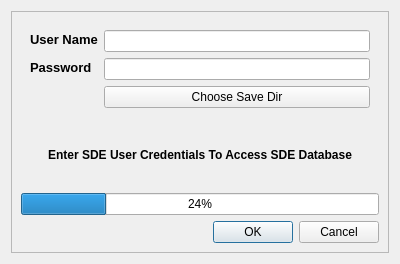
inkenbrandt/wqxsde, file wqxsde/sdelog.ui: the form before one commit.
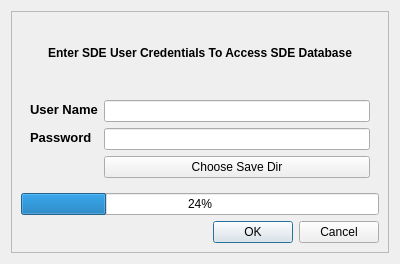
The form after the commit.

Patch:
```diff
--- a/wqxsde/sdelog.ui
+++ b/wqxsde/sdelog.ui
@@ -23,6 +23,16 @@
       <enum>QFrame::Raised</enum>
      </property>
      <layout class="QVBoxLayout" name="verticalLayout">
+      <item>
+       <widget class="QLabel" name="label_3">
+        <property name="text">
+         <string>&lt;html&gt;&lt;head/&gt;&lt;body&gt;&lt;p align=&quot;center&quot;&gt;&lt;span style=&quot; font-weight:600;&quot;&gt;Enter SDE User Credentials To Access SDE Database&lt;/span&gt;&lt;/p&gt;&lt;/body&gt;&lt;/html&gt;</string>
+        </property>
+        <property name="wordWrap">
+         <bool>true</bool>
+        </property>
+       </widget>
+      </item>
       <item>
        <widget class="QWidget" name="widget" native="true">
         <layout class="QFormLayout" name="formLayout">
@@ -68,16 +78,6 @@
         </layout>
        </widget>
       </item>
-      <item>
-       <widget class="QLabel" name="label_3">
-        <property name="text">
-         <string>&lt;html&gt;&lt;head/&gt;&lt;body&gt;&lt;p align=&quot;center&quot;&gt;&lt;span style=&quot; font-weight:600;&quot;&gt;Enter SDE User Credentials To Access SDE Database&lt;/span&gt;&lt;/p&gt;&lt;/body&gt;&lt;/html&gt;</string>
-        </property>
-        <property name="wordWrap">
-         <bool>true</bool>
-        </property>
-       </widget>
-      </item>
       <item>
        <widget class="QProgressBar" name="progressBar">
         <property name="value">
```
